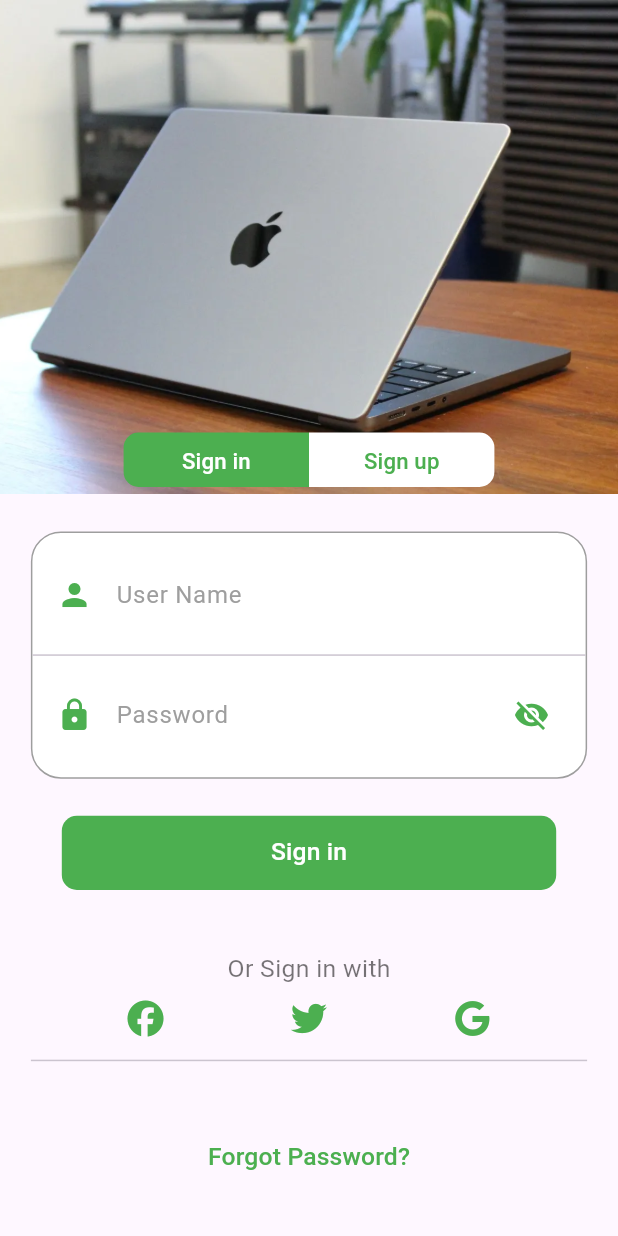
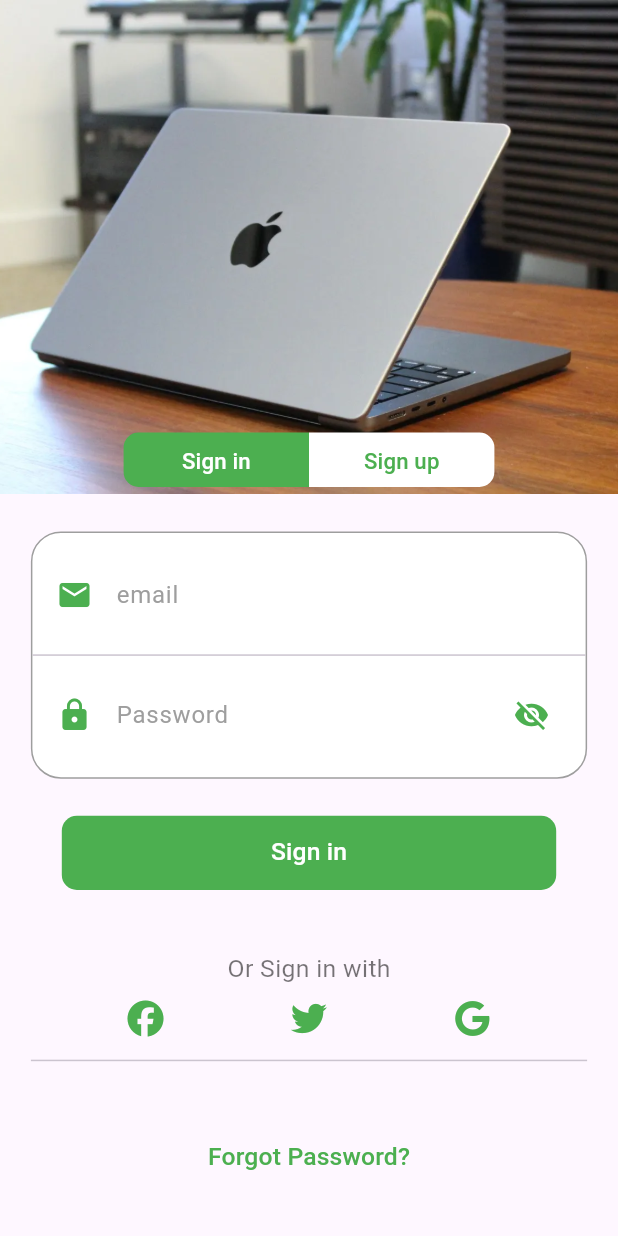
Before and after one commit to Yoseph-Gebeyehu/E-Commerce, a Flutter app: the screen it shows after launch, on a phone screen of 412 x 824 dp. Run offline on Flutter 3.47's test engine with Material 3 defaults, Android fonts, the phone set to English and light mode, and no system bars; our stand-ins replace bloc, firebase_auth, firebase_core, flutter_bloc, flutter_rating_bar, font_awesome_flutter and 1 more; accounts and stored records are empty.

Commit message:
Add an auth bloc.

```diff
--- a/lib/decider.dart
+++ b/lib/decider.dart
@@ -1,5 +1,5 @@
-import 'package:e_commerce/screens/home.dart';
-import 'package:e_commerce/sign_in.dart';
+import 'package:e_commerce/screens/home/home.dart';
+import 'package:e_commerce/screens/sign-in/sign_in.dart';
 import 'package:firebase_auth/firebase_auth.dart';
 import 'package:flutter/material.dart';
 
--- a/lib/main.dart
+++ b/lib/main.dart
@@ -1,8 +1,12 @@
 import 'package:e_commerce/decider.dart';
-import 'package:e_commerce/sign_in.dart';
+import 'package:e_commerce/screens/sign-in/bloc/auth_bloc.dart';
+import 'package:e_commerce/screens/sign-in/sign_in.dart';
 import 'package:flutter/material.dart';
 import 'package:firebase_core/firebase_core.dart';
 import 'firebase_options.dart';
+
+import 'package:bloc/bloc.dart';
+import 'package:flutter_bloc/flutter_bloc.dart';
 
 void main() async {
   WidgetsFlutterBinding.ensureInitialized();
@@ -22,7 +26,10 @@ class MyApp extends StatelessWidget {
         colorScheme: ColorScheme.fromSeed(seedColor: Colors.deepPurple),
         useMaterial3: true,
       ),
-      home: const MyHomePage(title: 'Flutter Demo Home Page'),
+      home: BlocProvider(
+        create: (context) => AuthenticationBloc(),
+        child: const MyHomePage(title: 'Flutter Demo Home Page'),
+      ),
     );
   }
 }
--- /dev/null
+++ b/lib/screens/sign-in/bloc/auth_bloc.dart
@@ -0,0 +1,27 @@
+import 'package:bloc/bloc.dart';
+import 'package:meta/meta.dart';
+
+part 'auth_event.dart';
+part 'auth_state.dart';
+
+class AuthenticationBloc
+    extends Bloc<AuthenticationEvent, AuthenticationState> {
+  AuthenticationBloc() : super(AuthenticationInitial()) {
+    on<AuthenticationEvent>((event, emit) async {});
+    on<SigninButtonEvent>((event, emit) async {
+      if (event.email.isNotEmpty && event.password.isNotEmpty) {
+        print('sign in event');
+      }
+    });
+    on<SignupButtonEvent>((event, emit) async {
+      if (event.userName.isNotEmpty &&
+          event.email.isNotEmpty &&
+          event.password.isNotEmpty) {
+        print('sign up up event');
+      }
+    });
+    on<ForgotPasswordEvent>((event, emit) async {
+      print('Forgot password');
+    });
+  }
+}
--- /dev/null
+++ b/lib/screens/sign-in/bloc/auth_event.dart
@@ -0,0 +1,28 @@
+part of 'auth_bloc.dart';
+
+@immutable
+sealed class AuthenticationEvent {}
+
+class SigninButtonEvent extends AuthenticationEvent {
+  final String email;
+  final String password;
+
+  SigninButtonEvent({
+    required this.email,
+    required this.password,
+  });
+}
+
+class SignupButtonEvent extends AuthenticationEvent {
+  final String email;
+  final String password;
+  final String userName;
+
+  SignupButtonEvent({
+    required this.email,
+    required this.password,
+    required this.userName,
+  });
+}
+
+class ForgotPasswordEvent extends AuthenticationEvent {}
--- /dev/null
+++ b/lib/screens/sign-in/bloc/auth_state.dart
@@ -0,0 +1,16 @@
+part of 'auth_bloc.dart';
+
+@immutable
+sealed class AuthenticationState {}
+
+final class AuthenticationInitial extends AuthenticationState {}
+
+class AuthenticationLoadingState extends AuthenticationState {}
+
+class AuthenticationSuccessState extends AuthenticationState {}
+
+class AuthenticationErrorState extends AuthenticationState {
+  final String errorMessage;
+
+  AuthenticationErrorState({required this.errorMessage});
+}
--- a/lib/screens/sign-in/sign_in.dart
+++ b/lib/screens/sign-in/sign_in.dart
@@ -1,7 +1,10 @@
 import 'package:firebase_auth/firebase_auth.dart';
 import 'package:firebase_core/firebase_core.dart';
 import 'package:flutter/material.dart';
+import 'package:flutter_bloc/flutter_bloc.dart';
 import 'package:font_awesome_flutter/font_awesome_flutter.dart';
+
+import 'bloc/auth_bloc.dart';
 
 class SignInPage extends StatefulWidget {
   const SignInPage({super.key});
@@ -38,6 +41,14 @@ class _SignInPageState extends State<SignInPage> {
   }
 
   void signUserUp() async {
+    context.read<AuthenticationBloc>().add(
+          SignupButtonEvent(
+            email: emailController.text,
+            password: passwordController.text,
+            userName: 'asdfads',
+          ),
+        );
+    print(emailController.text);
     try {
       await FirebaseAuth.instance.createUserWithEmailAndPassword(
         email: emailController.text,
@@ -68,9 +79,16 @@ class _SignInPageState extends State<SignInPage> {
   }
 
   void signUserIn() async {
+    context.read<AuthenticationBloc>().add(
+          SigninButtonEvent(
+            email: emailController.text,
+            password: passwordController.text,
+          ),
+        );
+    print('email: ${emailController.text}');
     try {
       await FirebaseAuth.instance.signInWithEmailAndPassword(
-        email: userNameController.text,
+        email: emailController.text,
         password: passwordController.text,
       );
     } on FirebaseAuthException catch (e) {
@@ -89,7 +107,10 @@ class _SignInPageState extends State<SignInPage> {
     Size deviceSize = MediaQuery.of(context).size;
     return Scaffold(
       body: SingleChildScrollView(
-        child: Column(
+        child: BlocConsumer<AuthenticationBloc, AuthenticationState>(
+          listener: (context, state) {},
+          builder: (context, state) {
+            return Column(
               children: [
                 Stack(
                   children: [
@@ -123,6 +144,7 @@ class _SignInPageState extends State<SignInPage> {
                             setState(() {
                               userNameController.text = '';
                               passwordController.text = '';
+                              emailController.text = '';
                               isSignIn = true;
                             });
                           },
@@ -172,7 +194,8 @@ class _SignInPageState extends State<SignInPage> {
                 ),
                 SizedBox(height: deviceSize.height * 0.03),
                 Container(
-              margin: EdgeInsets.symmetric(horizontal: deviceSize.width * 0.05),
+                  margin:
+                      EdgeInsets.symmetric(horizontal: deviceSize.width * 0.05),
                   decoration: BoxDecoration(
                     borderRadius: BorderRadius.circular(20),
                     color: Colors.white,
@@ -181,30 +204,12 @@ class _SignInPageState extends State<SignInPage> {
                       width: 1,
                     ),
                   ),
-              height:
-                  isSignIn ? deviceSize.height * 0.2 : deviceSize.height * 0.28,
+                  height: deviceSize.height * 0.2,
+                  // : deviceSize.height * 0.28,
                   child: Column(
                     mainAxisAlignment: MainAxisAlignment.center,
                     children: [
                       ListTile(
-                    leading: const Icon(
-                      Icons.person,
-                      color: Colors.green,
-                    ),
-                    title: TextFormField(
-                      controller: userNameController,
-                      cursorColor: Colors.green,
-                      decoration: const InputDecoration(
-                        hintText: 'User Name',
-                        border: InputBorder.none,
-                        hintStyle: TextStyle(color: Colors.grey),
-                      ),
-                    ),
-                  ),
-                  const Divider(),
-                  Visibility(
-                    visible: !isSignIn,
-                    child: ListTile(
                         leading: const Icon(
                           Icons.email,
                           color: Colors.green,
@@ -213,17 +218,35 @@ class _SignInPageState extends State<SignInPage> {
                           controller: emailController,
                           cursorColor: Colors.green,
                           decoration: const InputDecoration(
-                          hintText: 'Email',
+                            hintText: 'email',
                             border: InputBorder.none,
                             hintStyle: TextStyle(color: Colors.grey),
                           ),
                         ),
                       ),
-                  ),
-                  Visibility(
-                    visible: !isSignIn,
-                    child: const Divider(),
-                  ),
+                      const Divider(),
+                      // Visibility(
+                      //   visible: !isSignIn,
+                      //   child: ListTile(
+                      //     leading: const Icon(
+                      //       Icons.email,
+                      //       color: Colors.green,
+                      //     ),
+                      //     title: TextFormField(
+                      //       controller: userNameController,
+                      //       cursorColor: Colors.green,
+                      //       decoration: const InputDecoration(
+                      //         hintText: 'Email',
+                      //         border: InputBorder.none,
+                      //         hintStyle: TextStyle(color: Colors.grey),
+                      //       ),
+                      //     ),
+                      //   ),
+                      // ),
+                      // Visibility(
+                      //   visible: !isSignIn,
+                      //   child: const Divider(),
+                      // ),
                       ListTile(
                         leading: const Icon(
                           Icons.lock,
@@ -246,7 +269,9 @@ class _SignInPageState extends State<SignInPage> {
                             });
                           },
                           child: Icon(
-                        showPassword ? Icons.visibility_off : Icons.visibility,
+                            showPassword
+                                ? Icons.visibility_off
+                                : Icons.visibility,
                             color: Colors.green,
                           ),
                         ),
@@ -258,7 +283,6 @@ class _SignInPageState extends State<SignInPage> {
                 TextButton(
                   onPressed: () {
                     isSignIn ? signUserIn() : signUserUp();
-                // signUserIn();
                   },
                   style: TextButton.styleFrom(
                     backgroundColor: Colors.green,
@@ -324,6 +348,8 @@ class _SignInPageState extends State<SignInPage> {
                   ),
                 ),
               ],
+            );
+          },
         ),
       ),
     );
```
Also changed, not shown: lib/screens/home/home.dart (+4 -4 lines). Lines whose indentation alone changed are shown as unchanged.
